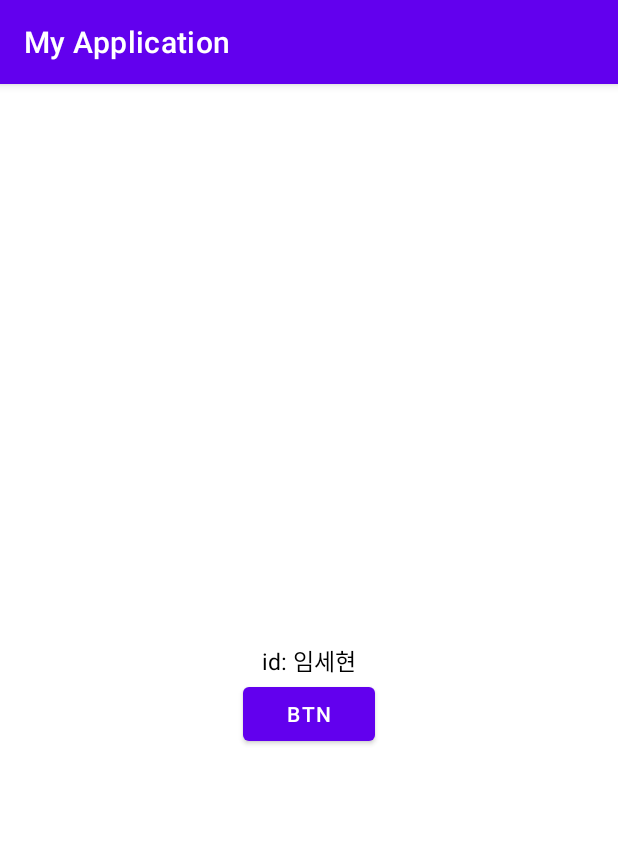
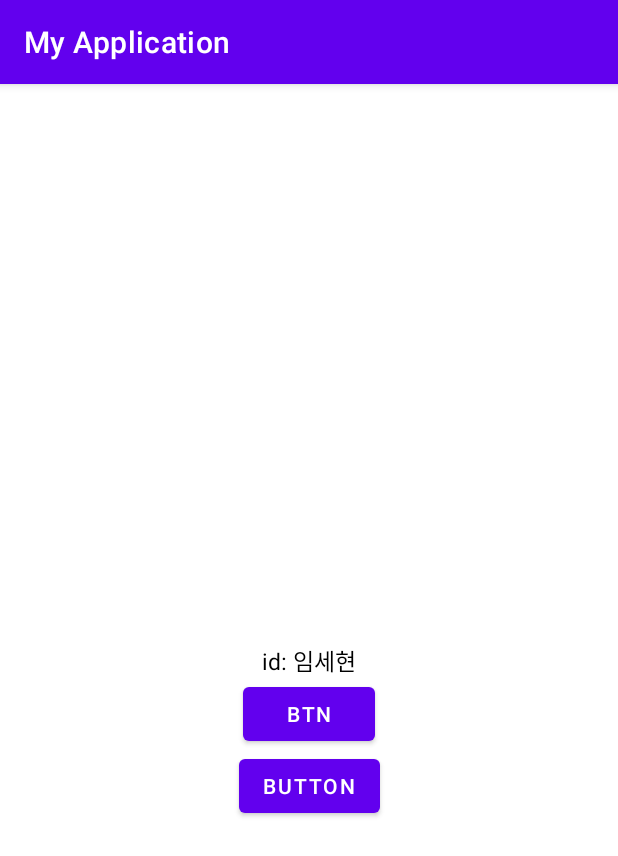
Before and after one commit to Sim-Tong/git-practice-for-android-team, an Android app: the LoginActivity screen opened directly, with no data from a screen before it, on a phone screen of 412 x 824 dp. Shown: the top 856 px of the screen. Run offline under Robolectric (Android 15) with nearby library versions, the phone set to English and light mode, and no system bars.

Commit message:
feat: SH-1 로그인 UI 수정

```diff
--- a/app/src/main/res/layout/activity_login.xml
+++ b/app/src/main/res/layout/activity_login.xml
@@ -27,4 +27,13 @@
         app:layout_constraintStart_toStartOf="@+id/textView"
         app:layout_constraintTop_toBottomOf="@+id/textView" />
 
+    <Button
+        android:id="@+id/button"
+        android:layout_width="wrap_content"
+        android:layout_height="wrap_content"
+        android:text="Button"
+        app:layout_constraintEnd_toEndOf="@+id/btn"
+        app:layout_constraintStart_toStartOf="@+id/btn"
+        app:layout_constraintTop_toBottomOf="@+id/btn" />
+
 </androidx.constraintlayout.widget.ConstraintLayout>
```
